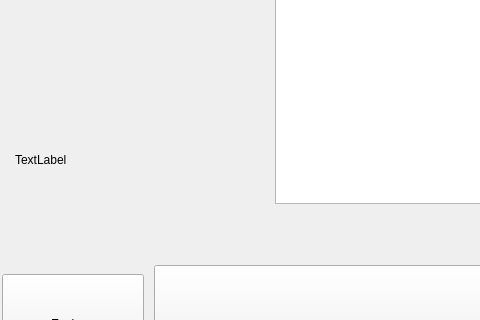
Above: penyamanager/user/loginwindow.ui from eguzki/penyamanager before the change; both pictures show x 0 to 480 and y 343 to 663 of the 1024 by 768 pixel window. Below: the same form after it.
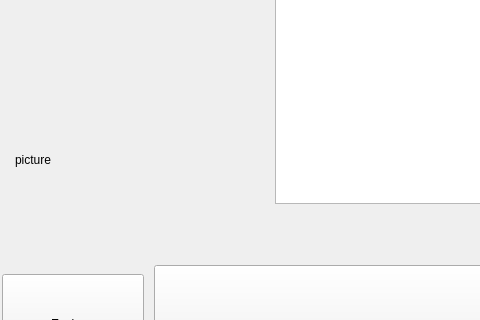
That is the form after the change. Icons and pictures are not drawn.

What changed in the file:
```diff
--- a/penyamanager/user/loginwindow.ui
+++ b/penyamanager/user/loginwindow.ui
@@ -218,7 +218,7 @@
             </size>
            </property>
            <property name="text">
-            <string notr="true">TextLabel</string>
+            <string notr="true">picture</string>
            </property>
           </widget>
          </item>
```
